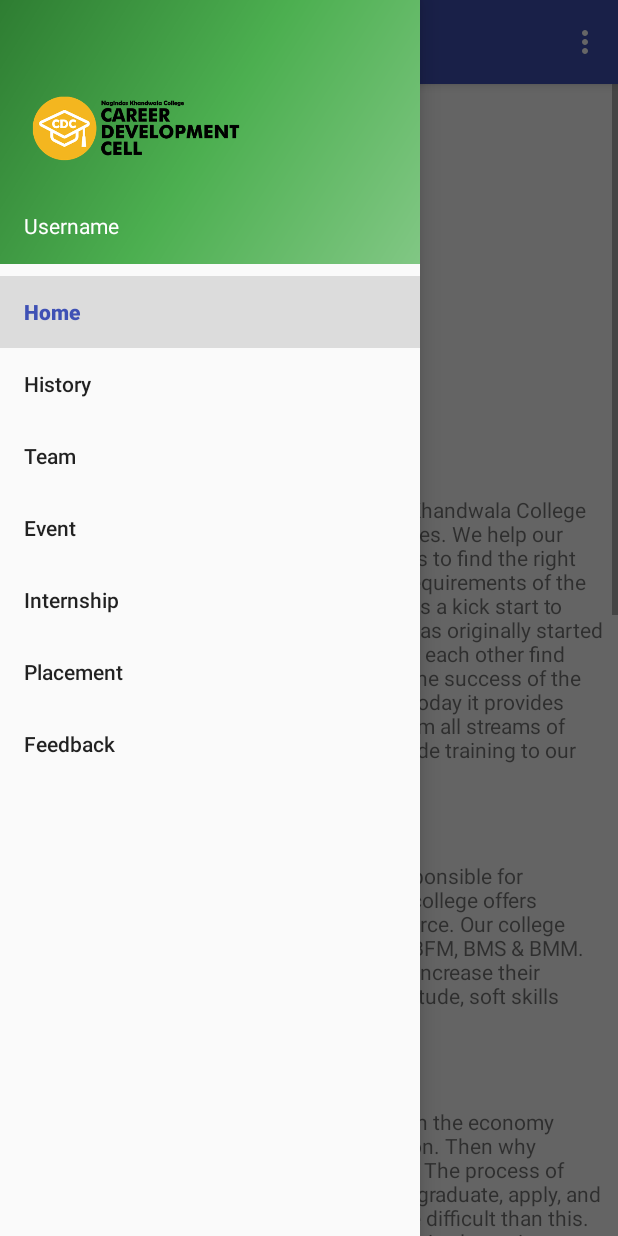
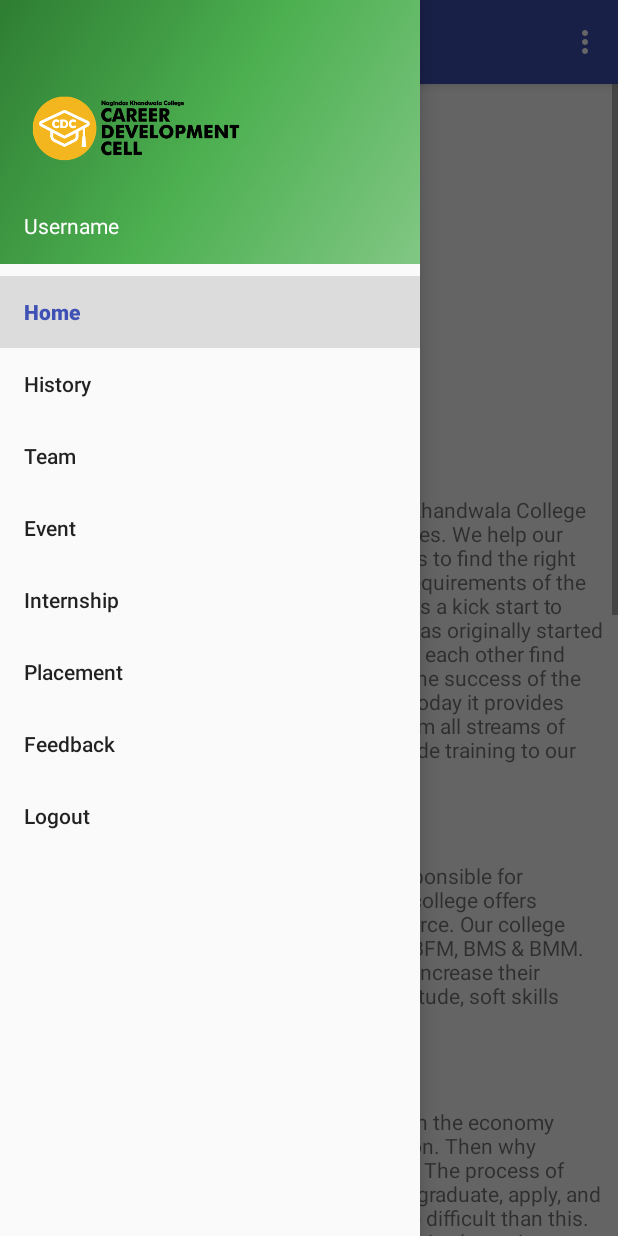
Before and after one commit to nidhip24/CDC, an Android app: the Home screen opened directly, with no data from a screen before it, with the side drawer open, on a phone screen of 412 x 824 dp. Run offline under Robolectric (Android 15) with nearby library versions, the phone set to English and light mode, and no system bars; libraries missing offline, so code that uses them is left out: com.smarteist.autoimageslider; 35 statements that could not run were skipped.

Commit message:
bugs fixed

```diff
--- a/CDC/app/src/main/java/com/cm/cdc/Home.java
+++ b/CDC/app/src/main/java/com/cm/cdc/Home.java
@@ -69,7 +69,9 @@ public class Home extends AppCompatActivity
         if(username.equals("no")){
             Toast.makeText(getApplicationContext(),"Login again to continue...",Toast.LENGTH_SHORT).show();
             Intent i = new Intent(getApplicationContext(),MainActivity.class);
-            //startActivity(i);
+            i.addCategory( Intent.CATEGORY_HOME );
+            i.setFlags(Intent.FLAG_ACTIVITY_CLEAR_TOP);
+            startActivity(i);
         }else{
             TextView ut = navHeader.findViewById(R.id.usernamea);
             ut.setText(username);
@@ -99,6 +101,20 @@ public class Home extends AppCompatActivity
         } else {
             //super.  onBackPressed();
         }
+    }
+
+    @Override
+    protected void onResume() {
+        UserData u = new UserData();
+        username = u.getUsername(getApplicationContext());
+        if(username.equals("no")){
+            //Toast.makeText(getApplicationContext(),"Login again to continue...",Toast.LENGTH_SHORT).show();
+            Intent i = new Intent(getApplicationContext(),MainActivity.class);
+            i.addCategory( Intent.CATEGORY_HOME );
+            i.setFlags(Intent.FLAG_ACTIVITY_CLEAR_TOP);
+            startActivity(i);
+        }
+        super.onResume();
     }
 
     @Override
@@ -150,12 +166,18 @@ public class Home extends AppCompatActivity
         }  else if (id == R.id.nav_feedback) {
             navItem = 6;
             CURRENT_TAG = TAG_FEEDBACK;
+        } else if (id == R.id.nav_logout) {
+            Toast.makeText(getApplicationContext(),"Logout",Toast.LENGTH_SHORT).show();
+            UserData u = new UserData();
+            u.deleteUser(getApplication());
+            Intent i = new Intent(getApplicationContext(),MainActivity.class);
+            startActivity(i);
         }
 
         DrawerLayout drawer = (DrawerLayout) findViewById(R.id.drawer_layout);
         drawer.closeDrawer(GravityCompat.START);
-
-        loadFragment();
+        if(id != R.id.nav_logout)
+            loadFragment();
         return true;
     }
 
--- a/CDC/app/src/main/java/com/cm/cdc/Team.java
+++ b/CDC/app/src/main/java/com/cm/cdc/Team.java
@@ -115,11 +115,11 @@ public class Team extends Fragment {
         adapter = new CustomListAdapter(getActivity(), teamList);
         listView.setAdapter(adapter);
 
-        String name[] = {"Prof. Preethi Rao","Mr. Ashish Modi","Ms. Ninoshka D'silva","Ms. Manila","Rushabh Shah","Vaibhavi OZa","Ajeet Singh Bajwa","Vir Thaker","Sheetal Shetty","Libinsa Nadar","Preet shah","Kaiwal Patwa","Vaibhavi Pawar","Mayur Pandey"};
-        String post[] ={"Coordinator","Teacher in-charge","Teacher in-charge","Teacher in-charge","Chairperson","Chairperson","Chairperson","Vice Chairperson","Vice Chairperson","Registration HOD","Business Dev HOD","Business Dev HOD","Placement HOD","Internship HOS"};
+        String name[] = {"Prof. Preethi Rao","Mr. Ashish Modi","Ms. Ninoshka D'silva","Ms. Manila","Rushabh Shah","Vaibhavi OZa","Ajeet Singh Bajwa","Vir Thaker","Sheetal Shetty","Libinsa Nadar","Preet shah","Kaiwal Patwa","Vaibhavi Pawar","Mayur Pandey","Shreyansh Shanghanvi"};
+        String post[] ={"Coordinator","Teacher in-charge","Teacher in-charge","Teacher in-charge","Chairperson","Chairperson","Chairperson","Vice Chairperson","Vice Chairperson","Registration HOD","Business Dev HOD","Business Dev HOD","Placement HOD","Internship HOS","Photography head"};
         URL u = new URL();
         for(int i = 0;i<name.length;i++){
-            TeamData t = new TeamData(name[i],post[i],i%2,u.url+"img/t"+(i+1)+".png");
+            TeamData t = new TeamData(name[i],post[i],i%2,u.url+"img/t"+(i+1)+".jpg");
             teamList.add(t);
         }
 
--- a/CDC/app/src/main/res/menu/activity_home_drawer.xml
+++ b/CDC/app/src/main/res/menu/activity_home_drawer.xml
@@ -25,6 +25,9 @@
         <item
             android:id="@+id/nav_feedback"
             android:title="Feedback" />
+        <item
+            android:id="@+id/nav_logout"
+            android:title="Logout" />
     </group>
 
 </menu>
```
Also changed, not shown: CDC/app/src/main/java/com/cm/cdc/MainActivity.java (+28 -2 lines), 14 other files.
